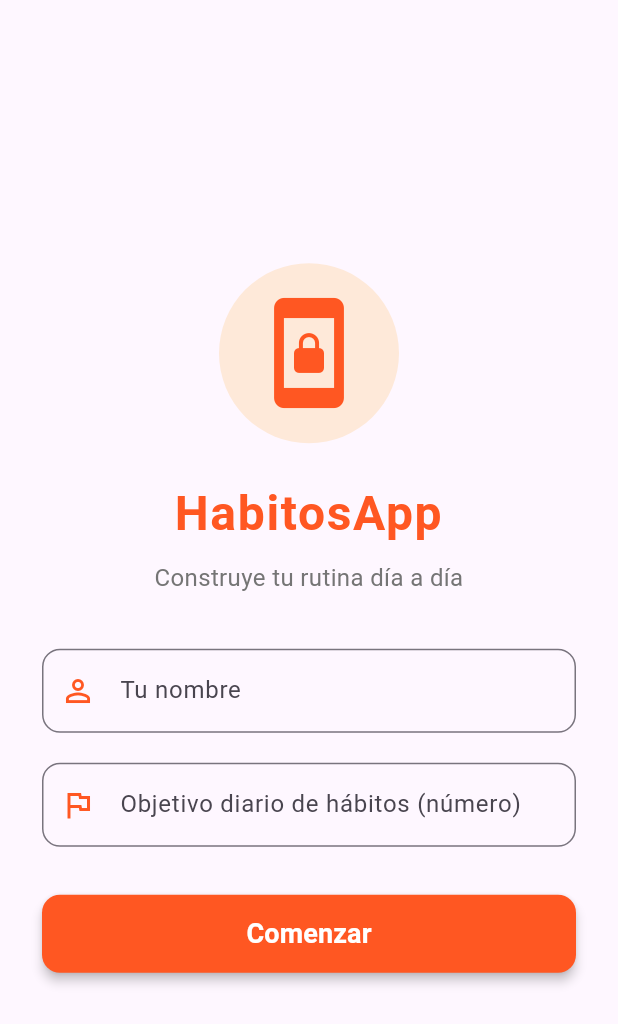
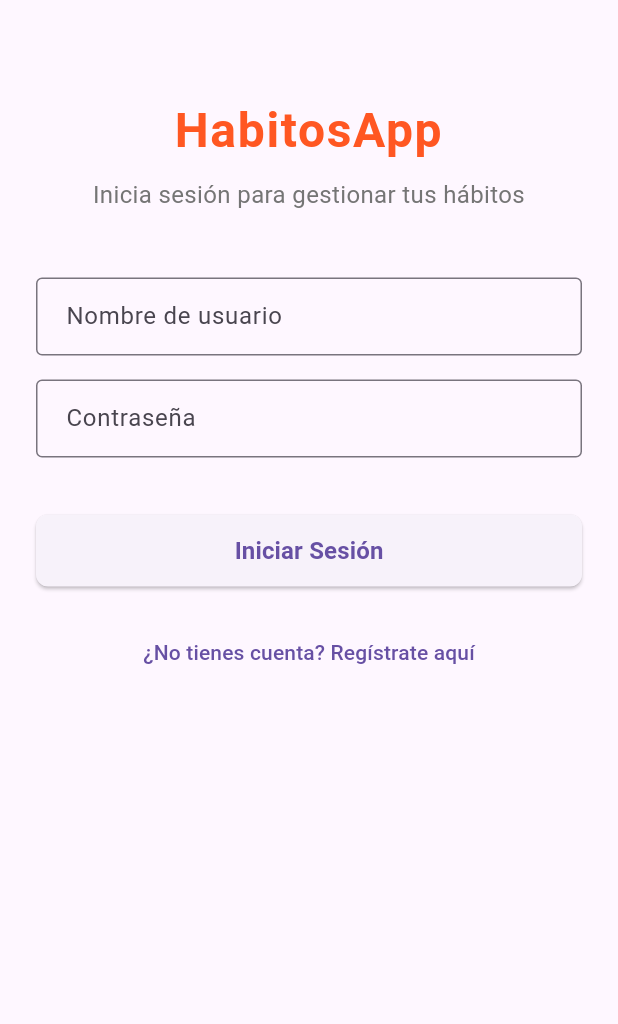
Before and after one commit to rougipb/acdades_project, a Flutter app: the screen it shows after launch, on a phone screen of 412 x 824 dp. Shown: the top 1024 px of the screen. Run offline on Flutter 3.47's test engine with Material 3 defaults, Android fonts, the phone set to English and light mode, and no system bars; our stand-ins replace shared_preferences.

Commit message:
control usuarios

```diff
--- a/lib/models/usuario.dart
+++ b/lib/models/usuario.dart
@@ -1,5 +1,3 @@
-import 'package:flutter/material.dart';
-
 class Usuario {
   final String id;
   final String nombreUsuario;
--- a/lib/screens/bienvenida_screen.dart
+++ b/lib/screens/bienvenida_screen.dart
@@ -1,6 +1,9 @@
 import 'package:flutter/material.dart';
 import '../services/preferencias_service.dart';
+import '../widgets/campo_texto_app.dart';
+import '../widgets/boton_principal.dart';
 import 'home_screen.dart';
+import 'registro_screen.dart';
 
 class BienvenidaScreen extends StatefulWidget {
   const BienvenidaScreen({super.key});
@@ -10,73 +13,76 @@ class BienvenidaScreen extends StatefulWidget {
 }
 
 class _BienvenidaScreenState extends State<BienvenidaScreen> {
-  final _nombreCtrl = TextEditingController();
-  final _objetivoCtrl = TextEditingController();
+  final TextEditingController _usuarioCtrl = TextEditingController();
+  final TextEditingController _passwordCtrl = TextEditingController();
+  static const Color colorNaranjaOscuro = Colors.deepOrange;
 
-  @override
-  void dispose() {
-    _nombreCtrl.dispose();
-    _objetivoCtrl.dispose();
-    super.dispose();
-  }
+  Future<void> _iniciarSesion() async {
+    final usuarioIngresado = _usuarioCtrl.text.trim();
+    final passwordIngresada = _passwordCtrl.text.trim();
 
-  void _comenzar() async {
-    final nombre = _nombreCtrl.text.trim();
-    final objetivoStr = _objetivoCtrl.text.trim();
-
-    if (nombre.isEmpty || objetivoStr.isEmpty) {
+    // 1. Validar si faltan datos
+    if (usuarioIngresado.isEmpty || passwordIngresada.isEmpty) {
       ScaffoldMessenger.of(context).showSnackBar(
         const SnackBar(
-          content: Text('Por favor, rellena todos los campos'),
-          backgroundColor: Colors.deepOrange,
+          content: Text('Por favor, rellena todos los campos.'),
+          backgroundColor: Colors.red,
         ),
       );
       return;
     }
 
-    final objetivo = int.tryParse(objetivoStr) ?? 5;
+    // 2. Obtener el usuario guardado en las preferencias
+    final usuarioGuardado = await PreferenciasService.getNombreUsuario();
 
-    await PreferenciasService.guardarUsuario(nombre, objetivo);
+    // 3. Comprobar si existe un usuario registrado y si coincide
+    if (usuarioGuardado == null || usuarioGuardado.isEmpty) {
+      ScaffoldMessenger.of(context).showSnackBar(
+        const SnackBar(
+          content: Text('No existe ningún usuario registrado. Por favor, regístrate primero.'),
+          backgroundColor: Colors.orange,
+        ),
+      );
+      return;
+    }
 
-    if (mounted) {
-      Navigator.pushReplacement(
-        context,
-        MaterialPageRoute(builder: (_) => const HomeScreen()),
+    if (usuarioIngresado != usuarioGuardado) {
+      ScaffoldMessenger.of(context).showSnackBar(
+        const SnackBar(
+          content: Text('Usuario o contraseña incorrectos.'),
+          backgroundColor: Colors.red,
+        ),
       );
+      return;
     }
+
+    // Si todo es correcto, navega a HomeScreen
+    if (!mounted) return;
+
+    Navigator.pushReplacement(
+      context,
+      MaterialPageRoute(builder: (_) => const HomeScreen()),
+    );
+  }
+
+  @override
+  void dispose() {
+    _usuarioCtrl.dispose();
+    _passwordCtrl.dispose();
+    super.dispose();
   }
 
   @override
   Widget build(BuildContext context) {
-    // Definimos la paleta de colores basada en el color naranja
-    const colorNaranjaPrincipal = Colors.orange;
-    const colorNaranjaOscuro = Colors.deepOrange;
-
     return Scaffold(
       body: SafeArea(
-        child: Center(
+        child: Padding(
+          padding: const EdgeInsets.all(24.0),
           child: SingleChildScrollView(
-            padding: const EdgeInsets.symmetric(horizontal: 28.0, vertical: 20.0),
             child: Column(
-              mainAxisAlignment: MainAxisAlignment.center,
-              crossAxisAlignment: CrossAxisAlignment.center,
+              crossAxisAlignment: CrossAxisAlignment.stretch,
               children: [
-                // Logo/Icono destacado de la aplicación
-                Container(
-                  padding: const EdgeInsets.all(20.0),
-                  decoration: BoxDecoration(
-                    color: colorNaranjaPrincipal.withOpacity(0.15),
-                    shape: BoxShape.circle,
-                  ),
-                  child: const Icon(
-                    Icons.screen_lock_portrait,
-                    size: 80,
-                    color: colorNaranjaOscuro,
-                  ),
-                ),
-                const SizedBox(height: 24),
-
-                // Título y Subtítulo
+                const SizedBox(height: 40),
                 const Text(
                   'HabitosApp',
                   style: TextStyle(
@@ -89,7 +95,7 @@ class _BienvenidaScreenState extends State<BienvenidaScreen> {
                 ),
                 const SizedBox(height: 8),
                 Text(
-                  'Construye tu rutina día a día',
+                  'Inicia sesión para gestionar tus hábitos',
                   style: TextStyle(
                     fontSize: 16,
                     color: Colors.grey[600],
@@ -98,63 +104,37 @@ class _BienvenidaScreenState extends State<BienvenidaScreen> {
                 ),
                 const SizedBox(height: 36),
 
-                // Campo: Nombre de usuario
-                TextField(
-                  controller: _nombreCtrl,
-                  decoration: InputDecoration(
-                    labelText: 'Tu nombre',
-                    prefixIcon: const Icon(Icons.person_outline, color: colorNaranjaOscuro),
-                    border: OutlineInputBorder(
-                      borderRadius: BorderRadius.circular(12),
-                    ),
-                    focusedBorder: OutlineInputBorder(
-                      borderRadius: BorderRadius.circular(12),
-                      borderSide: const BorderSide(color: colorNaranjaOscuro, width: 2),
-                    ),
-                  ),
+                // Campo 1: Nombre de usuario (reutilizable)
+                CampoTextoApp(
+                  etiqueta: 'Nombre de usuario',
+                  controller: _usuarioCtrl,
+                ),
+
+                // Campo 2: Contraseña oculta (reutilizable)
+                CampoTextoApp(
+                  etiqueta: 'Contraseña',
+                  controller: _passwordCtrl,
+                  ocultarTexto: true, // Se ocultan los caracteres como exige la práctica
                 ),
                 const SizedBox(height: 20),
 
-                // Campo: Objetivo diario de hábitos
-                TextField(
-                  controller: _objetivoCtrl,
-                  keyboardType: TextInputType.number,
-                  decoration: InputDecoration(
-                    labelText: 'Objetivo diario de hábitos (número)',
-                    prefixIcon: const Icon(Icons.flag_outlined, color: colorNaranjaOscuro),
-                    border: OutlineInputBorder(
-                      borderRadius: BorderRadius.circular(12),
-                    ),
-                    focusedBorder: OutlineInputBorder(
-                      borderRadius: BorderRadius.circular(12),
-                      borderSide: const BorderSide(color: colorNaranjaOscuro, width: 2),
-                    ),
-                  ),
+                // Botón principal (reutilizable)
+                BotonPrincipal(
+                  texto: 'Iniciar Sesión',
+                  onPressed: _iniciarSesion,
                 ),
-                const SizedBox(height: 32),
 
-                // Botón principal de Comenzar
-                SizedBox(
-                  width: double.infinity,
-                  height: 52,
-                  child: ElevatedButton(
-                    onPressed: _comenzar,
-                    style: ElevatedButton.styleFrom(
-                      backgroundColor: colorNaranjaOscuro,
-                      foregroundColor: Colors.white,
-                      elevation: 3,
-                      shape: RoundedRectangleBorder(
-                        borderRadius: BorderRadius.circular(12),
-                      ),
-                    ),
-                    child: const Text(
-                      'Comenzar',
-                      style: TextStyle(
-                        fontSize: 18,
-                        fontWeight: FontWeight.bold,
-                      ),
-                    ),
-                  ),
+                const SizedBox(height: 10),
+
+                // Enlace a Registro
+                TextButton(
+                  onPressed: () {
+                    Navigator.push(
+                      context,
+                      MaterialPageRoute(builder: (_) => const RegistroScreen()),
+                    );
+                  },
+                  child: const Text('¿No tienes cuenta? Regístrate aquí'),
                 ),
               ],
             ),
```
Also changed, not shown: lib/screens/editar_habito_screen.dart (+8 -7 lines), lib/screens/estadisticas_screen.dart (+29 -10 lines), lib/screens/gestion_habitos_screen.dart (+50 -30 lines), lib/screens/home_screen.dart (+44 -31 lines), lib/services/preferencias_service.dart (+20 -9 lines).
